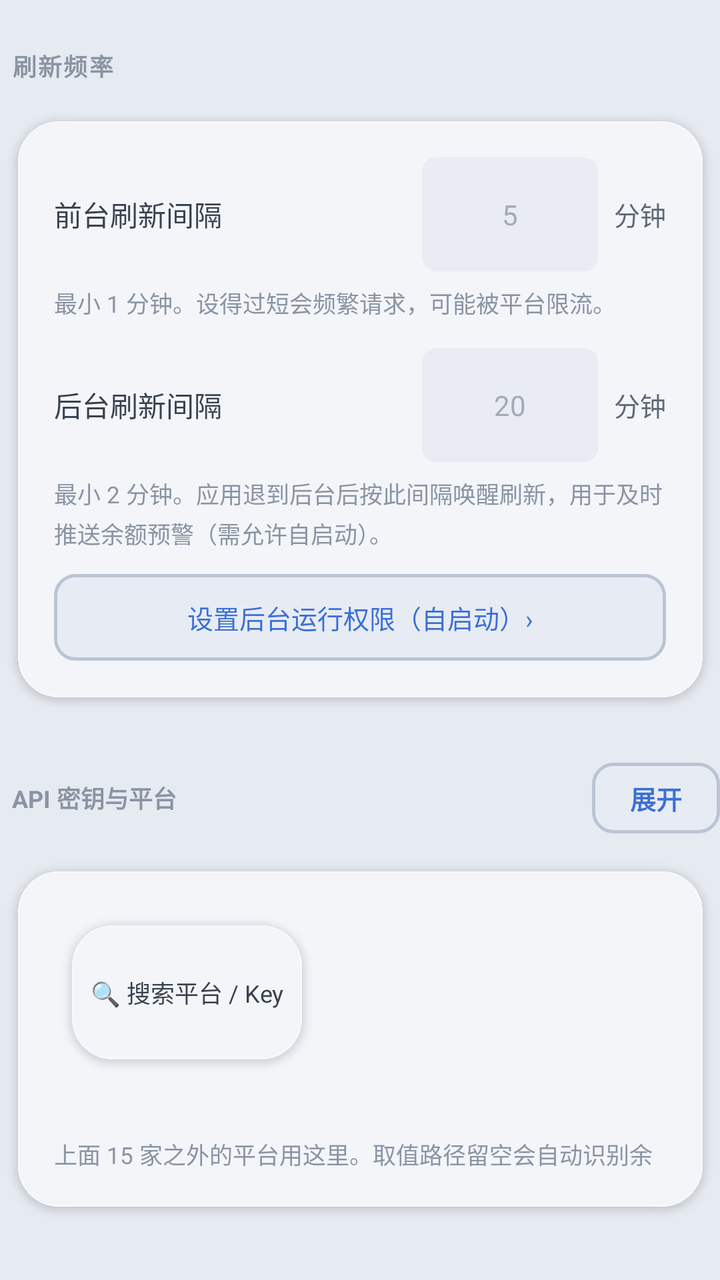
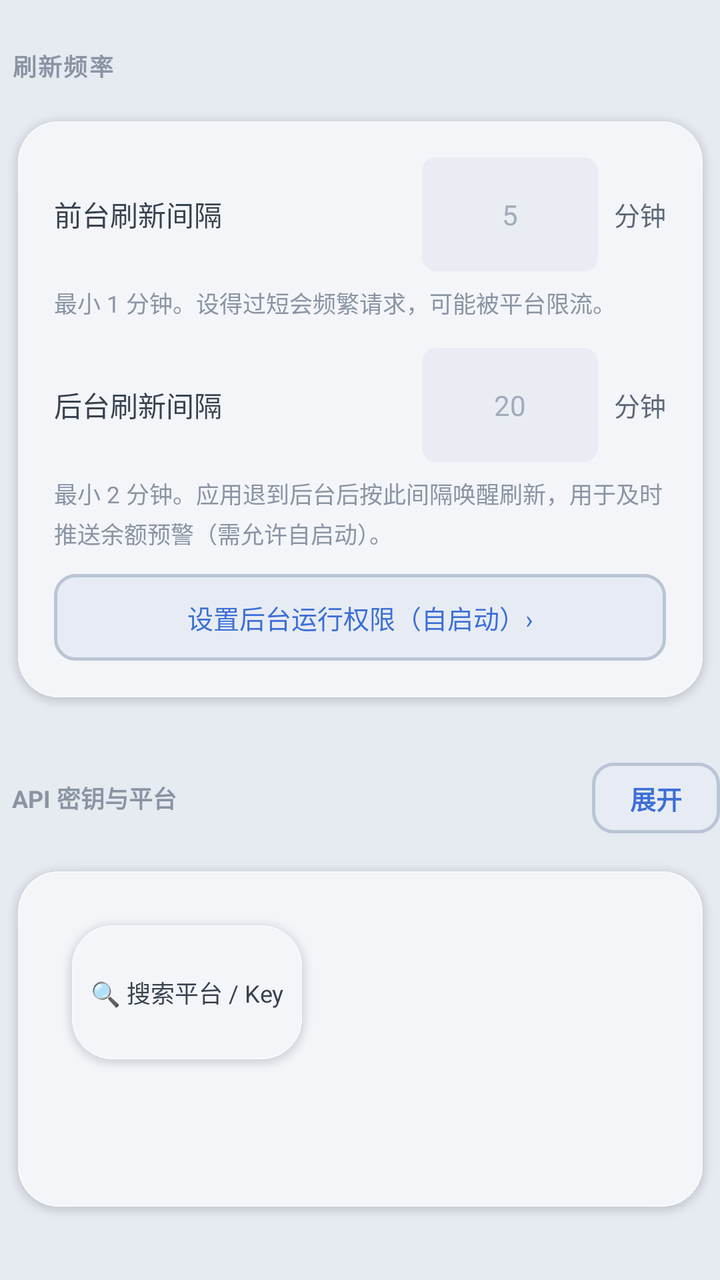

Before-and-after screenshots of an Android layout around one commit, followed by the original layout XML and the change that was made.
<!-- AndroidManifest.xml: application theme AppTheme -->
<!-- res/layout/settings_body.xml -->
<?xml version="1.0" encoding="utf-8"?>
<LinearLayout xmlns:android="http://schemas.android.com/apk/res/android"
            android:layout_width="match_parent"
            android:layout_height="wrap_content"
            android:orientation="vertical"
            android:paddingBottom="28dp">

            
            <TextView style="@style/SectionTitle" android:text="@string/sec_refresh" />

            <LinearLayout style="@style/SectionCard">

                <LinearLayout style="@style/FieldRow">
                    <TextView style="@style/FieldLabel"
                        android:text="@string/refresh_foreground" />
                    <EditText
                        android:id="@+id/e_fg_min"
                        style="@style/FieldInput"
                        android:inputType="number"
                        android:hint="5" />
                    <TextView style="@style/FieldUnit" android:text="@string/unit_minute" />
                </LinearLayout>

                <TextView style="@style/FieldHint"
                    android:text="@string/hint_refresh_fg" />

                <LinearLayout style="@style/FieldRow" android:layout_marginTop="14dp">
                    <TextView style="@style/FieldLabel"
                        android:text="@string/refresh_background" />
                    <EditText
                        android:id="@+id/e_bg_min"
                        style="@style/FieldInput"
                        android:inputType="number"
                        android:hint="20" />
                    <TextView style="@style/FieldUnit" android:text="@string/unit_minute" />
                </LinearLayout>

                <TextView style="@style/FieldHint"
                    android:text="@string/hint_refresh_bg" />

                <TextView
                    android:id="@+id/btn_autostart"
                    android:layout_width="match_parent"
                    android:layout_height="wrap_content"
                    android:layout_marginTop="12dp"
                    android:background="@drawable/mini_btn_border"
                    android:gravity="center"
                    android:paddingLeft="14dp"
                    android:paddingRight="14dp"
                    android:paddingTop="12dp"
                    android:paddingBottom="12dp"
                    android:text="@string/autostart_entry"
                    android:textColor="@color/accent"
                    android:textSize="13sp" />
            </LinearLayout>

            
            
            <LinearLayout
                android:layout_width="match_parent"
                android:layout_height="wrap_content"
                android:layout_marginTop="24dp"
                android:layout_marginLeft="6dp"
                android:layout_marginBottom="10dp"
                android:orientation="horizontal"
                android:gravity="center_vertical">

                <TextView
                    android:layout_width="0dp"
                    android:layout_height="wrap_content"
                    android:layout_weight="1"
                    android:text="@string/sec_keys"
                    android:textColor="@color/tx3"
                    android:textSize="12sp"
                    android:textStyle="bold" />

                <TextView
                    android:id="@+id/key_toggle"
                    android:layout_width="wrap_content"
                    android:layout_height="wrap_content"
                    android:background="@drawable/mini_btn_border"
                    android:gravity="center"
                    android:minWidth="64dp"
                    android:paddingLeft="14dp"
                    android:paddingRight="14dp"
                    android:paddingTop="8dp"
                    android:paddingBottom="8dp"
                    android:text="展开"
                    android:textColor="@color/accent"
                    android:textSize="13sp"
                    android:textStyle="bold" />
            </LinearLayout>

            <LinearLayout
                android:id="@+id/key_card"
                style="@style/SectionCard">

                
                <LinearLayout
                    android:layout_width="match_parent"
                    android:layout_height="wrap_content"
                    android:orientation="vertical"
                    android:layout_marginBottom="8dp">

                    <TextView
                        android:id="@+id/search_toggle"
                        android:layout_width="wrap_content"
                        android:layout_height="wrap_content"
                        android:background="@drawable/card_bg"
                        android:gravity="center"
                        android:paddingLeft="18dp"
                        android:paddingRight="18dp"
                        android:paddingTop="8dp"
                        android:paddingBottom="8dp"
                        android:text="🔍 搜索平台 / Key"
                        android:textColor="@color/tx"
                        android:textSize="12sp" />

                    <EditText
                        android:id="@+id/search_box"
                        android:layout_width="match_parent"
                        android:layout_height="wrap_content"
                        android:layout_marginTop="8dp"
                        android:background="@drawable/card_bg"
                        android:hint="输入平台名或 Key 关键字，按回车过滤…"
                        android:inputType="text"
                        android:imeOptions="actionSearch"
                        android:maxLines="1"
                        android:paddingLeft="14dp"
                        android:paddingRight="14dp"
                        android:paddingTop="10dp"
                        android:paddingBottom="10dp"
                        android:textColor="@color/tx"
                        android:textColorHint="@color/tx3"
                        android:textSize="13sp"
                        android:visibility="gone" />
                </LinearLayout>

                
                <TextView
                    android:id="@+id/notify_state"
                    android:layout_width="match_parent"
                    android:layout_height="wrap_content"
                    android:layout_marginBottom="16dp"
                    android:background="@drawable/card_bg"
                    android:gravity="center"
                    android:paddingLeft="22dp"
                    android:paddingRight="22dp"
                    android:paddingTop="20dp"
                    android:paddingBottom="20dp"
                    android:text="@string/notify_off_hint"
                    android:textColor="@color/warn"
                    android:textSize="13sp"
                    android:visibility="gone" />

                <LinearLayout
                    android:id="@+id/key_fields"
                    android:layout_width="match_parent"
                    android:layout_height="wrap_content"
                    android:orientation="vertical" />

                
                <TextView
                    style="@style/FieldHint"
                    android:layout_marginTop="22dp"
                    android:text="@string/custom_note" />

                <LinearLayout
                    android:id="@+id/custom_fields"
                    android:layout_width="match_parent"
                    android:layout_height="wrap_content"
                    android:layout_marginTop="10dp"
                    android:orientation="vertical" />

                <TextView
                    android:id="@+id/btn_add_custom"
                    android:layout_width="match_parent"
                    android:layout_height="wrap_content"
                    android:layout_marginTop="10dp"
                    android:background="@drawable/mini_btn_border"
                    android:gravity="center"
                    android:paddingTop="12dp"
                    android:paddingBottom="12dp"
                    android:text="@string/custom_add"
                    android:textColor="@color/accent"
                    android:textSize="13sp" />
            </LinearLayout>

            
            
            <LinearLayout
                android:layout_width="match_parent"
                android:layout_height="wrap_content"
                android:layout_marginTop="24dp"
                android:layout_marginLeft="6dp"
                android:layout_marginBottom="10dp"
                android:orientation="horizontal"
                android:gravity="center_vertical">

                <TextView
                    android:layout_width="0dp"
                    android:layout_height="wrap_content"
                    android:layout_weight="1"
                    android:text="隐藏 API"
                    android:textColor="@color/tx3"
                    android:textSize="12sp"
                    android:textStyle="bold" />

                <TextView
                    android:id="@+id/hide_toggle"
                    android:layout_width="wrap_content"
                    android:layout_height="wrap_content"
                    android:background="@drawable/mini_btn_border"
                    android:gravity="center"
                    android:minWidth="64dp"
                    android:paddingLeft="14dp"
                    android:paddingRight="14dp"
                    android:paddingTop="8dp"
                    android:paddingBottom="8dp"
                    android:text="展开"
                    android:textColor="@color/accent"
                    android:textSize="13sp"
                    android:textStyle="bold" />
            </LinearLayout>

            <LinearLayout
                android:id="@+id/hide_card"
                style="@style/SectionCard"
                android:visibility="gone">

                <TextView
                    style="@style/FieldHint"
                    android:text="左开关=在 API 卡片/小组件隐藏；右开关=在用量统计隐藏。" />

                <LinearLayout
                    android:id="@+id/hide_fields"
                    android:layout_width="match_parent"
                    android:layout_height="wrap_content"
                    android:orientation="vertical" />
            </LinearLayout>

            
            

            <TextView
                android:id="@+id/btn_pin"
                android:layout_width="match_parent"
                android:layout_height="wrap_content"
                android:layout_marginTop="10dp"
                android:background="@drawable/mini_btn_border"
                android:gravity="center"
                android:paddingTop="12dp"
                android:paddingBottom="12dp"
                android:text="@string/cfg_pin"
                android:textColor="@color/tx"
                android:textSize="13sp" />

            <TextView style="@style/FieldHint"
                android:layout_marginTop="16dp"
                android:text="@string/cfg_note" />

            <TextView
                android:id="@+id/app_version"
                style="@style/FieldHint"
                android:layout_marginTop="8dp"
                android:gravity="center"
                android:text="" />
        </LinearLayout>
<!-- resources referenced by this layout -->
<resources>
  <color name="accent">#3D6FD6</color>
  <color name="tx">#39424F</color>
  <color name="tx3">#8A94A3</color>
  <color name="warn">#A8730F</color>
  <!-- drawable mini_btn_border (drawable) -->
  <?xml version="1.0" encoding="utf-8"?>
  <shape xmlns:android="http://schemas.android.com/apk/res/android"
      android:shape="rectangle">
      <corners android:radius="10dp" />
      <solid android:color="@color/neu_surface" />
      <stroke android:width="1.5dp" android:color="@color/neu_dark" />
  </shape>
  <string name="autostart_entry">设置后台运行权限（自启动）›</string>
  <string name="cfg_note">Key 只存在本机应用私有目录，仅发往对应平台官方接口。留空表示不显示该平台。</string>
  <string name="cfg_pin">添加到桌面</string>
  <string name="custom_add">＋ 添加自定义平台</string>
  <string name="custom_note">上面 15 家之外的平台用这里。取值路径留空会自动识别余额字段；识别不出来时，卡片上会直接显示接口原始返回，照着填路径即可。</string>
  <string name="hint_refresh_bg">最小 2 分钟。应用退到后台后按此间隔唤醒刷新，用于及时推送余额预警（需允许自启动）。</string>
  <string name="hint_refresh_fg">最小 1 分钟。设得过短会频繁请求，可能被平台限流。</string>
  <string name="notify_off_hint">通知已关闭，预警无法送达 · 点此开启</string>
  <string name="refresh_background">后台刷新间隔</string>
  <string name="refresh_foreground">前台刷新间隔</string>
  <string name="sec_keys">API 密钥与平台</string>
  <string name="sec_refresh">刷新频率</string>
  <string name="unit_minute">分钟</string>
  <style name="FieldHint">
          <item name="android:layout_width">match_parent</item>
          <item name="android:layout_height">wrap_content</item>
          <item name="android:layout_marginTop">7dp</item>
          <item name="android:textColor">@color/tx3</item>
          <item name="android:textSize">11.5sp</item>
          <item name="android:lineSpacingExtra">3dp</item>
      </style>
  <style name="FieldLabel">
          <item name="android:layout_width">0dp</item>
          <item name="android:layout_height">wrap_content</item>
          <item name="android:layout_weight">1</item>
          <item name="android:textColor">@color/tx</item>
          <item name="android:textSize">14sp</item>
      </style>
  <style name="FieldRow">
          <item name="android:layout_width">match_parent</item>
          <item name="android:layout_height">wrap_content</item>
          <item name="android:orientation">horizontal</item>
          <item name="android:gravity">center_vertical</item>
      </style>
  <style name="FieldUnit">
          <item name="android:layout_width">wrap_content</item>
          <item name="android:layout_height">wrap_content</item>
          <item name="android:layout_marginLeft">8dp</item>
          <item name="android:textColor">@color/tx2</item>
          <item name="android:textSize">13sp</item>
      </style>
  <style name="SectionCard">
          <item name="android:layout_width">match_parent</item>
          <item name="android:layout_height">wrap_content</item>
          <item name="android:orientation">vertical</item>
          <item name="android:background">@drawable/card_bg</item>
          <item name="android:padding">27dp</item>
      </style>
  <style name="AppTheme" parent="@android:style/Theme.DeviceDefault.Light.NoActionBar">
          <item name="android:windowBackground">@color/bg</item>
          <item name="android:colorBackground">@color/bg</item>
          <item name="android:fitsSystemWindows">false</item>
          <item name="android:textColorPrimary">@color/tx</item>
          <item name="android:textColorSecondary">@color/tx2</item>
      </style>
  <color name="neu_surface">#E7ECF4</color>
  <color name="neu_dark">#BAC4D4</color>
  <color name="hint_c">#A2ABB9</color>
  <color name="tx2">#5E6878</color>
  <color name="bg">#E6EAF1</color>
  <!-- unchanged entries left out for length: 4 -->
</resources>

<!-- the commit's change to res/layout/settings_body.xml (unified diff, before → after) -->
@@ -160,10 +160,11 @@
                     android:orientation="vertical" />
 
                 
-                <TextView
+                
+                <TextView
+                    android:id="@+id/custom_note"
                     style="@style/FieldHint"
-                    android:layout_marginTop="22dp"
-                    android:text="@string/custom_note" />
+                    android:layout_marginTop="22dp" />
 
                 <LinearLayout
                     android:id="@+id/custom_fields"
@@ -241,6 +242,19 @@
 
             
             
+
+            <TextView
+                android:id="@+id/btn_help"
+                android:layout_width="match_parent"
+                android:layout_height="wrap_content"
+                android:layout_marginTop="10dp"
+                android:background="@drawable/mini_btn_border"
+                android:gravity="center"
+                android:paddingTop="12dp"
+                android:paddingBottom="12dp"
+                android:text="❓ 使用帮助（快捷手势）"
+                android:textColor="@color/tx"
+                android:textSize="13sp" />
 
             <TextView
                 android:id="@+id/btn_pin"
<!-- resource entries referenced after the edit -->
@@ -16,7 +16,6 @@
   <string name="cfg_note">Key 只存在本机应用私有目录，仅发往对应平台官方接口。留空表示不显示该平台。</string>
   <string name="cfg_pin">添加到桌面</string>
   <string name="custom_add">＋ 添加自定义平台</string>
-  <string name="custom_note">上面 15 家之外的平台用这里。取值路径留空会自动识别余额字段；识别不出来时，卡片上会直接显示接口原始返回，照着填路径即可。</string>
   <string name="hint_refresh_bg">最小 2 分钟。应用退到后台后按此间隔唤醒刷新，用于及时推送余额预警（需允许自启动）。</string>
   <string name="hint_refresh_fg">最小 1 分钟。设得过短会频繁请求，可能被平台限流。</string>
   <string name="notify_off_hint">通知已关闭，预警无法送达 · 点此开启</string>
